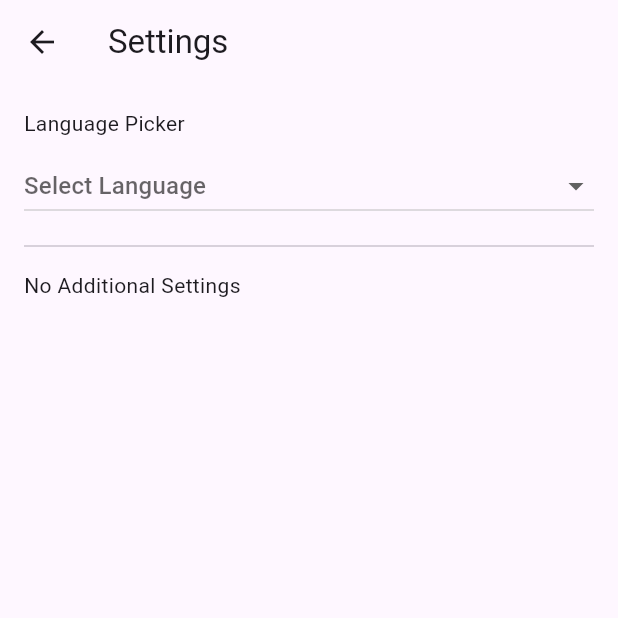
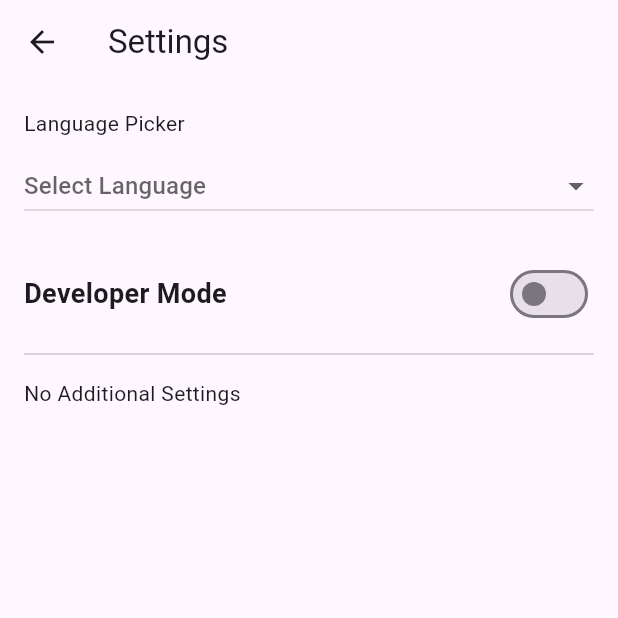
Before and after one commit to hannesSchwanzer/Personal-Hub-App, a Flutter app: the SettingsView screen opened directly, on a phone screen of 412 x 824 dp, the top half of it. Run offline on Flutter 3.47's test engine with Material 3 defaults, Android fonts, the phone set to English and light mode, and no system bars; our stand-ins replace drift, flutter_colorpicker, flutter_riverpod, shared_preferences; accounts and stored records are empty; generated files the repository leaves out were written again.

Commit message:
feat: Added developer mode and can now delete entries

```diff
--- a/lib/data/repositories/journal_entry_reporsitory_impl.dart
+++ b/lib/data/repositories/journal_entry_reporsitory_impl.dart
@@ -38,4 +38,9 @@ class JournalEntryReporsitoryImpl implements JournalEntryRepository {
     );
     return journalDao.insertEntry(newEntry.toCompanion());
   }
+
+  @override
+  Future<void> deleteEntry(String entryId) {
+    return journalDao.deleteEntry(entryId);
+  }
 }
--- a/lib/domain/entities/settings.dart
+++ b/lib/domain/entities/settings.dart
@@ -2,8 +2,21 @@ import 'package:flutter/material.dart';
 
 class Settings {
   final Locale? locale;
-  // add more settings here
+  final bool isDeveloperModeEnabled;
 
-  Settings({this.locale});
-  Settings copyWith({Locale? locale}) => Settings(locale: locale ?? this.locale);
+  Settings({
+    this.locale,
+    this.isDeveloperModeEnabled = false,
+  });
+
+  Settings copyWith({
+    Locale? locale,
+    bool? isDeveloperModeEnabled,
+  }) {
+    return Settings(
+      locale: locale ?? this.locale,
+      isDeveloperModeEnabled:
+          isDeveloperModeEnabled ?? this.isDeveloperModeEnabled,
+    );
+  }
 }
--- a/lib/domain/repositories/journal_entry_repository.dart
+++ b/lib/domain/repositories/journal_entry_repository.dart
@@ -10,4 +10,5 @@ abstract class JournalEntryRepository {
         BodyMapDrawing? bodyMapDrawing,
     });
     Stream<List<JournalEntryEntity>> watchAllEntries();
+    Future<void> deleteEntry(String entryId);
 }
--- a/lib/ui/settings/widgets/settings_view.dart
+++ b/lib/ui/settings/widgets/settings_view.dart
@@ -36,6 +36,23 @@ class SettingsView extends ConsumerWidget {
                 notifier.setLocale(newLocale);
               },
             ),
+
+            const SizedBox(height: 24),
+            Row(
+              mainAxisAlignment: MainAxisAlignment.spaceBetween,
+              children: [
+                const Text(
+                  'Developer Mode',
+                  style: TextStyle(fontSize: 18, fontWeight: FontWeight.bold),
+                ),
+                Switch(
+                  value: settings.isDeveloperModeEnabled,
+                  onChanged: (bool value) {
+                    notifier.setDeveloperMode(value);
+                  },
+                ),
+              ],
+            ),
             const Divider(height: 32),
             Text(AppLocalizations.of(context)!.noAdditionalSettings),
           ],
```
Also changed, not shown: lib/ui/right_in_the_feels/screens/all_journal_entries_view.dart (+25 -1 lines), lib/ui/right_in_the_feels/screens/right_in_the_feels_view.dart (+14 -2 lines), lib/ui/settings/view_models/settings_notifier.dart (+7 -0 lines).
